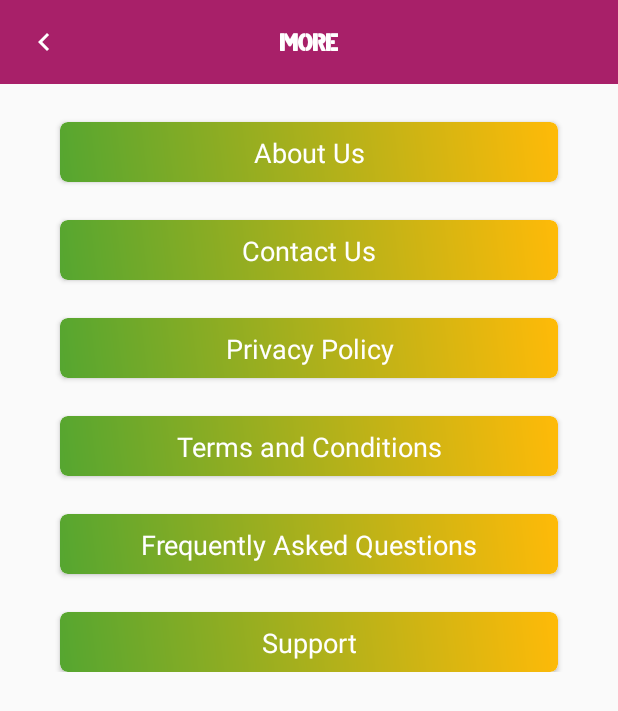
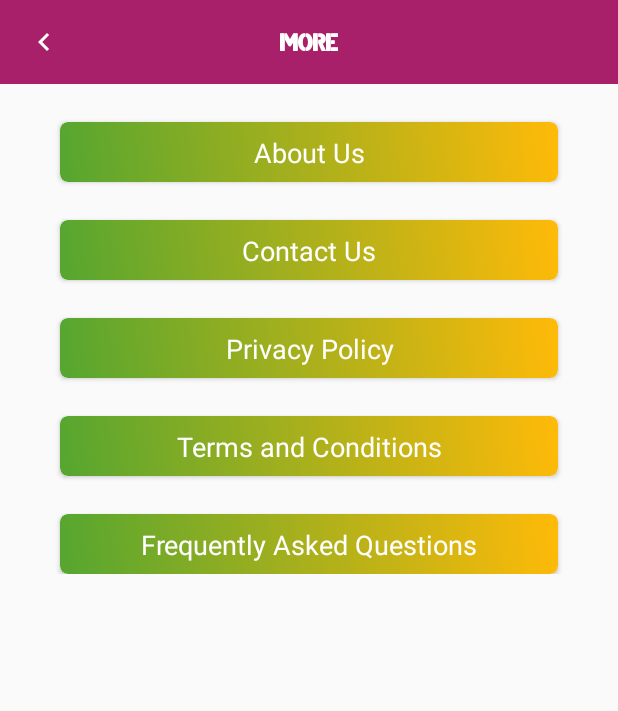
Before and after one commit to sagarsudagani123/DilpayNew, an Android app: the More screen opened directly, with no data from a screen before it, on a phone screen of 412 x 824 dp. Shown: the top 711 px of the screen. Run offline under Robolectric (Android 15) with nearby library versions, the phone set to English and light mode, and no system bars; 2 statements that could not run were skipped.

Commit message:
test commit

```diff
--- a/app/src/main/res/layout/activity_more.xml
+++ b/app/src/main/res/layout/activity_more.xml
@@ -150,25 +150,5 @@
                 android:textSize="18sp" />
         </androidx.cardview.widget.CardView>
 
-        <androidx.cardview.widget.CardView
-            android:id="@+id/card6"
-            android:layout_width="match_parent"
-            android:layout_height="40dp"
-            android:layout_marginStart="40dp"
-            android:layout_marginTop="25dp"
-            android:layout_marginEnd="40dp"
-            app:cardCornerRadius="5dp">
-
-            <TextView
-                android:layout_width="match_parent"
-                android:layout_height="match_parent"
-                android:layout_below="@id/re1"
-                android:background="@drawable/background_gradiant"
-                android:gravity="center"
-                android:padding="8dp"
-                android:text="Support"
-                android:textColor="#fff"
-                android:textSize="18sp" />
-        </androidx.cardview.widget.CardView>
     </LinearLayout>
 </RelativeLayout>
```
